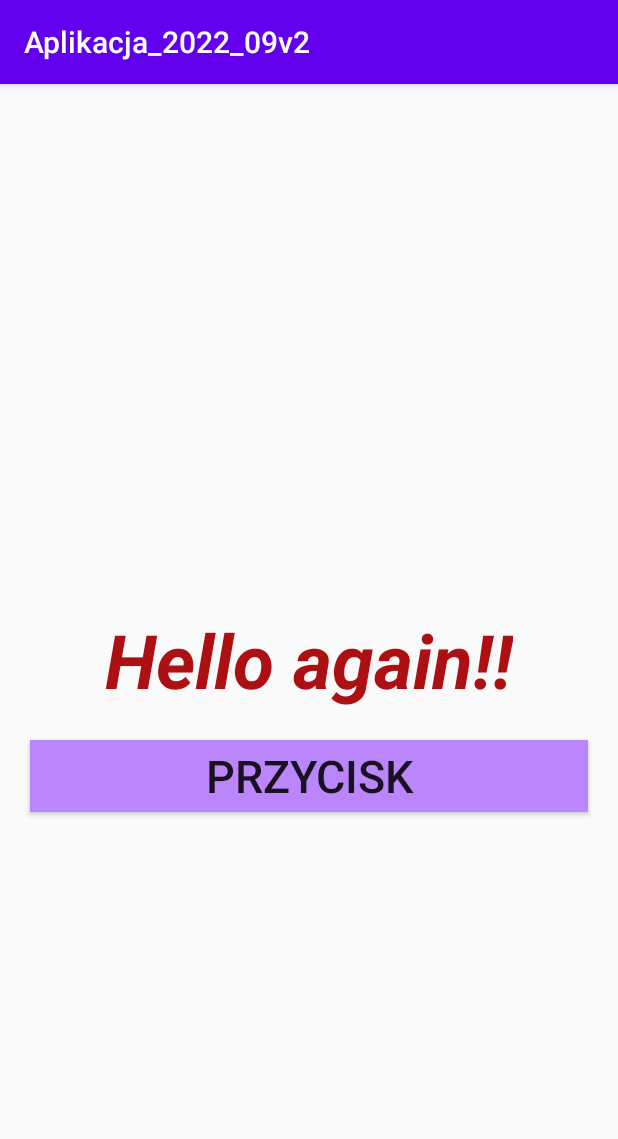
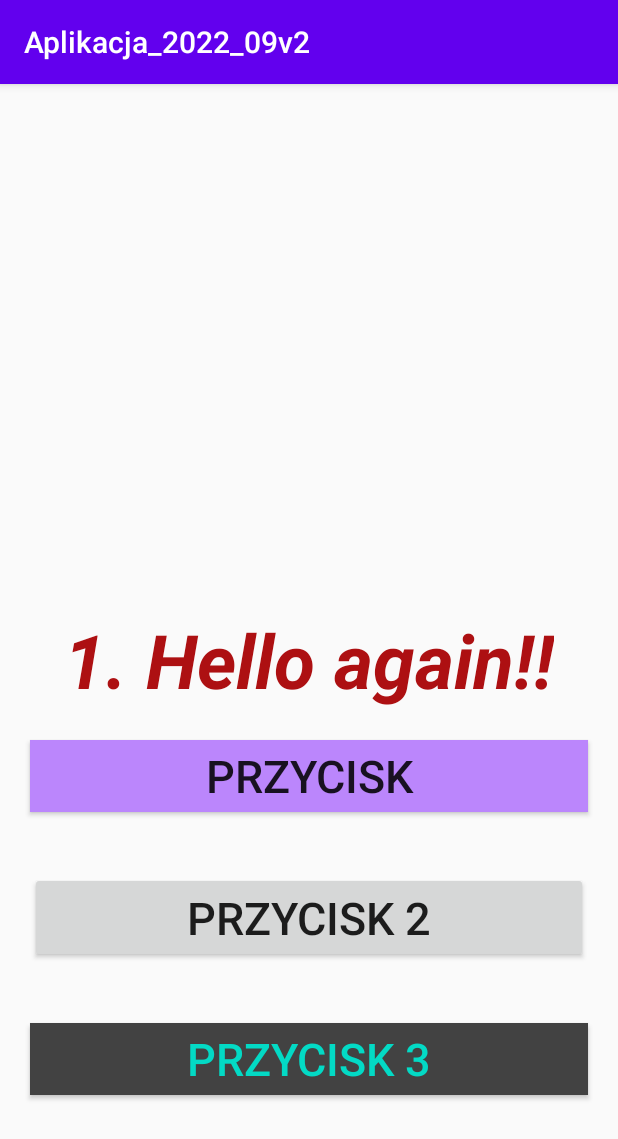
Before and after one commit to lukKotecki/ANDROID-collection, an Android app: the TaskThreeActivity screen opened directly, with no data from a screen before it, after a tap on "PRZYCISK", on a phone screen of 412 x 824 dp. Shown: the top 1139 px of the screen. Run offline under Robolectric (Android 15) with nearby library versions, the phone set to English and light mode, and no system bars; 2 other taps on this screen came first.

Commit message:
skonczone zadanie nr 3 - obsluga przyciskow roznymi sposobami

```diff
--- a/Aplikacja_2022_09v2/app/src/main/java/com/example/aplikacja_2022_09v2/TaskThreeActivity.java
+++ b/Aplikacja_2022_09v2/app/src/main/java/com/example/aplikacja_2022_09v2/TaskThreeActivity.java
@@ -3,23 +3,49 @@ package com.example.aplikacja_2022_09v2;
 import android.support.v7.app.AppCompatActivity;
 import android.os.Bundle;
 import android.view.View;
+import android.widget.Button;
 import android.widget.TextView;
 
-public class TaskThreeActivity extends AppCompatActivity {
+public class TaskThreeActivity extends AppCompatActivity implements View.OnClickListener {
 
     @Override
     protected void onCreate(Bundle savedInstanceState) {
         super.onCreate(savedInstanceState);
         setContentView(R.layout.activity_task_three);
+
+
+        Button button = findViewById(R.id.helloButton2);
+        button.setOnClickListener(new View.OnClickListener() {
+            @Override
+            public void onClick(View view) {
+                TextView text = findViewById(R.id.helloText);
+                text.setText("2. Hello from set on click listener");
+            }
+        });
+
+        Button but = findViewById(R.id.helloButton3);
+        but.setOnClickListener(this);
+
     }
 
 
 
     public void helloButtonClicked(View view){
         TextView text = findViewById(R.id.helloText);
-        text.setText("Hello again!!");
+        text.setText("1. Hello again!!");
 
     }
 
 
+    @Override
+    public void onClick(View view) {
+        switch (view.getId()){
+            case R.id.helloButton3:
+                TextView text = findViewById(R.id.helloText);
+                text.setText("Hello from implementaton :)");
+                break;
+
+
+        }
+    }
 }
--- a/Aplikacja_2022_09v2/app/src/main/res/layout/activity_task_three.xml
+++ b/Aplikacja_2022_09v2/app/src/main/res/layout/activity_task_three.xml
@@ -27,6 +27,28 @@
         android:text="Przycisk"
         android:textSize="30sp"
         android:onClick="helloButtonClicked"
+        android:id="@+id/helloButton"
+        />
+    <Button
+        android:layout_width="match_parent"
+        android:layout_height="wrap_content"
+        android:layout_below="@id/helloButton"
+        android:layout_margin="20dp"
+        android:text="Przycisk 2"
+        android:textSize="30sp"
+        android:id="@+id/helloButton2"
+        />
+
+    <Button
+        android:layout_width="match_parent"
+        android:layout_height="wrap_content"
+        android:layout_below="@id/helloButton2"
+        android:layout_margin="20dp"
+        android:text="Przycisk 3"
+        android:textSize="30sp"
+        android:id="@+id/helloButton3"
+        android:background="@color/cardview_dark_background"
+        android:textColor="@color/teal_200"
         />
 
 
```
